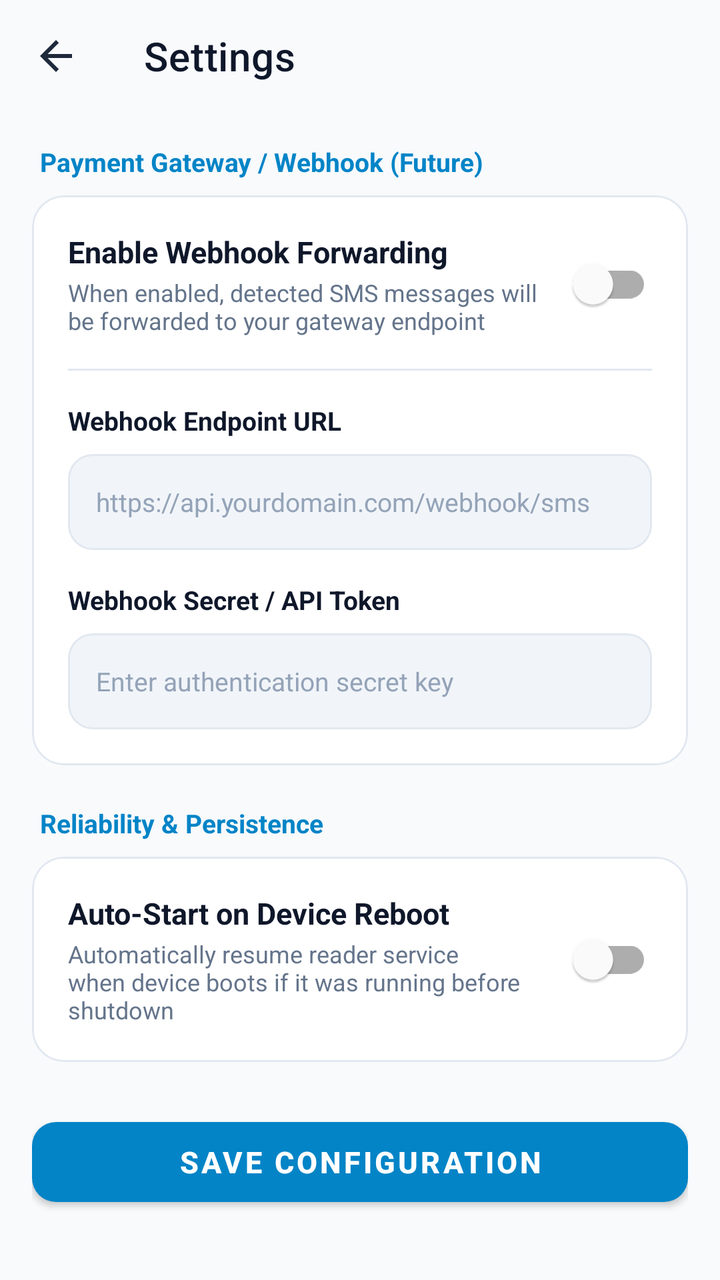
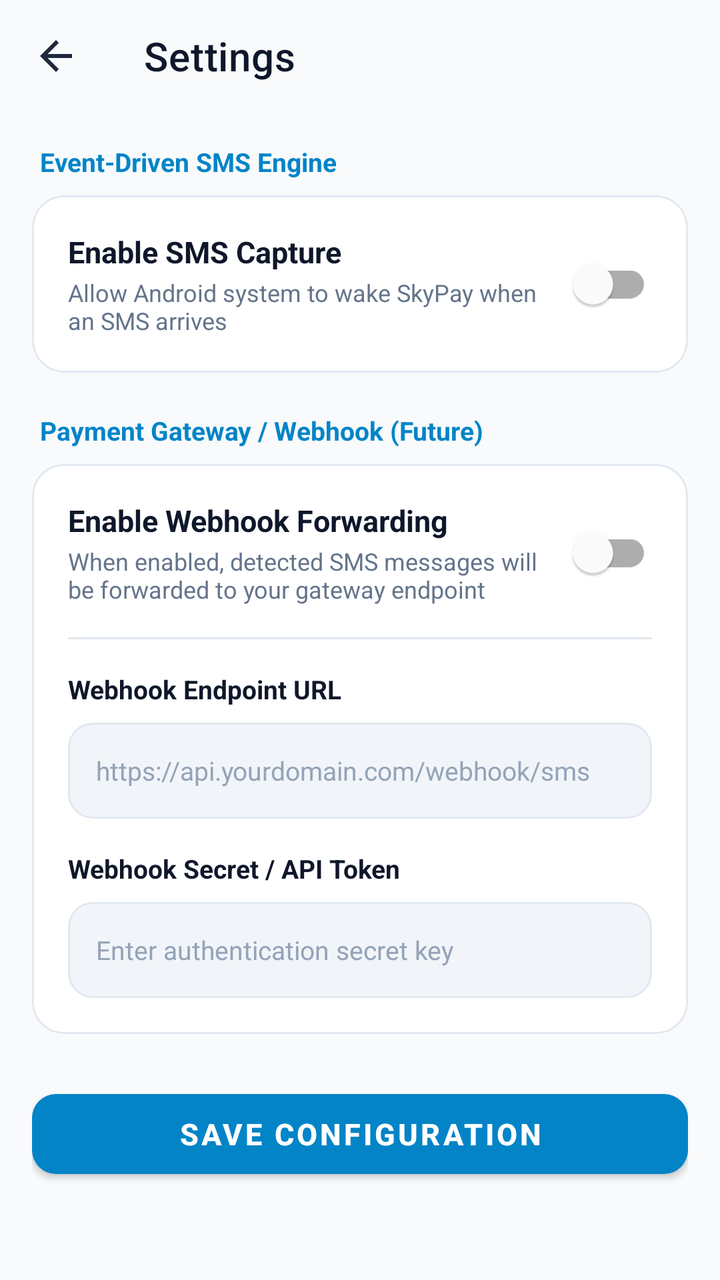

Compare the two renders of this Android layout. The source of the first and the diff that turns it into the second are given below.
<!-- AndroidManifest.xml: application theme Theme.SkyPay -->
<!-- res/layout/activity_settings.xml -->
<?xml version="1.0" encoding="utf-8"?>
<androidx.coordinatorlayout.widget.CoordinatorLayout xmlns:android="http://schemas.android.com/apk/res/android"
    xmlns:app="http://schemas.android.com/apk/res-auto"
    android:layout_width="match_parent"
    android:layout_height="match_parent"
    android:background="@color/colorBackground">

    <com.google.android.material.appbar.AppBarLayout
        android:layout_width="match_parent"
        android:layout_height="wrap_content"
        android:background="@color/colorBackground"
        app:elevation="0dp">

        <androidx.appcompat.widget.Toolbar
            android:id="@+id/toolbar"
            android:layout_width="match_parent"
            android:layout_height="?attr/actionBarSize"
            android:background="@color/colorBackground"
            app:title="@string/settings_title"
            app:titleTextColor="@color/colorTextPrimary"
            app:navigationIcon="@drawable/ic_back" />
    </com.google.android.material.appbar.AppBarLayout>

    <androidx.core.widget.NestedScrollView
        android:layout_width="match_parent"
        android:layout_height="match_parent"
        android:fillViewport="true"
        app:layout_behavior="@string/appbar_scrolling_view_behavior">

        <LinearLayout
            android:layout_width="match_parent"
            android:layout_height="wrap_content"
            android:orientation="vertical"
            android:padding="16dp">

            <TextView
                android:layout_width="wrap_content"
                android:layout_height="wrap_content"
                android:layout_marginStart="4dp"
                android:layout_marginBottom="8dp"
                android:text="@string/settings_payment_gateway_header"
                android:textColor="@color/colorPrimary"
                android:textSize="13sp"
                android:textStyle="bold" />

            <com.google.android.material.card.MaterialCardView
                android:layout_width="match_parent"
                android:layout_height="wrap_content"
                android:layout_marginBottom="20dp"
                app:cardCornerRadius="16dp"
                app:cardElevation="0dp"
                app:strokeWidth="1dp"
                app:strokeColor="@color/colorCardBorder"
                app:cardBackgroundColor="@color/colorCardBackground">

                <LinearLayout
                    android:layout_width="match_parent"
                    android:layout_height="wrap_content"
                    android:orientation="vertical"
                    android:padding="18dp">

                    <LinearLayout
                        android:layout_width="match_parent"
                        android:layout_height="wrap_content"
                        android:orientation="horizontal"
                        android:gravity="center_vertical">

                        <LinearLayout
                            android:layout_width="0dp"
                            android:layout_height="wrap_content"
                            android:layout_weight="1"
                            android:orientation="vertical">

                            <TextView
                                android:layout_width="wrap_content"
                                android:layout_height="wrap_content"
                                android:text="@string/settings_webhook_enabled_label"
                                android:textColor="@color/colorTextPrimary"
                                android:textSize="15sp"
                                android:textStyle="bold" />

                            <TextView
                                android:layout_width="wrap_content"
                                android:layout_height="wrap_content"
                                android:layout_marginTop="2dp"
                                android:text="@string/settings_webhook_enabled_desc"
                                android:textColor="@color/colorTextSecondary"
                                android:textSize="12sp" />
                        </LinearLayout>

                        <com.google.android.material.switchmaterial.SwitchMaterial
                            android:id="@+id/switchWebhook"
                            android:layout_width="wrap_content"
                            android:layout_height="wrap_content" />
                    </LinearLayout>

                    <View
                        android:layout_width="match_parent"
                        android:layout_height="1dp"
                        android:layout_marginTop="16dp"
                        android:layout_marginBottom="16dp"
                        android:background="@color/colorDivider" />

                    <TextView
                        android:layout_width="wrap_content"
                        android:layout_height="wrap_content"
                        android:text="@string/settings_webhook_url_label"
                        android:textColor="@color/colorTextPrimary"
                        android:textSize="13sp"
                        android:textStyle="bold" />

                    <EditText
                        android:id="@+id/etWebhookUrl"
                        android:layout_width="match_parent"
                        android:layout_height="48dp"
                        android:layout_marginTop="8dp"
                        android:background="@drawable/bg_search_field"
                        android:hint="@string/settings_webhook_url_hint"
                        android:textColor="@color/colorTextPrimary"
                        android:textColorHint="@color/colorTextTertiary"
                        android:textSize="13sp"
                        android:paddingStart="14dp"
                        android:paddingEnd="14dp"
                        android:inputType="textUri"
                        android:singleLine="true" />

                    <TextView
                        android:layout_width="wrap_content"
                        android:layout_height="wrap_content"
                        android:layout_marginTop="16dp"
                        android:text="@string/settings_webhook_secret_label"
                        android:textColor="@color/colorTextPrimary"
                        android:textSize="13sp"
                        android:textStyle="bold" />

                    <EditText
                        android:id="@+id/etWebhookSecret"
                        android:layout_width="match_parent"
                        android:layout_height="48dp"
                        android:layout_marginTop="8dp"
                        android:background="@drawable/bg_search_field"
                        android:hint="@string/settings_webhook_secret_hint"
                        android:textColor="@color/colorTextPrimary"
                        android:textColorHint="@color/colorTextTertiary"
                        android:textSize="13sp"
                        android:paddingStart="14dp"
                        android:paddingEnd="14dp"
                        android:inputType="textPassword"
                        android:singleLine="true" />
                </LinearLayout>
            </com.google.android.material.card.MaterialCardView>

            <TextView
                android:layout_width="wrap_content"
                android:layout_height="wrap_content"
                android:layout_marginStart="4dp"
                android:layout_marginBottom="8dp"
                android:text="@string/settings_reliability_header"
                android:textColor="@color/colorPrimary"
                android:textSize="13sp"
                android:textStyle="bold" />

            <com.google.android.material.card.MaterialCardView
                android:layout_width="match_parent"
                android:layout_height="wrap_content"
                android:layout_marginBottom="24dp"
                app:cardCornerRadius="16dp"
                app:cardElevation="0dp"
                app:strokeWidth="1dp"
                app:strokeColor="@color/colorCardBorder"
                app:cardBackgroundColor="@color/colorCardBackground">

                <LinearLayout
                    android:layout_width="match_parent"
                    android:layout_height="wrap_content"
                    android:orientation="horizontal"
                    android:gravity="center_vertical"
                    android:padding="18dp">

                    <LinearLayout
                        android:layout_width="0dp"
                        android:layout_height="wrap_content"
                        android:layout_weight="1"
                        android:orientation="vertical">

                        <TextView
                            android:layout_width="wrap_content"
                            android:layout_height="wrap_content"
                            android:text="@string/settings_autostart_boot_label"
                            android:textColor="@color/colorTextPrimary"
                            android:textSize="15sp"
                            android:textStyle="bold" />

                        <TextView
                            android:layout_width="wrap_content"
                            android:layout_height="wrap_content"
                            android:layout_marginTop="2dp"
                            android:text="@string/settings_autostart_boot_desc"
                            android:textColor="@color/colorTextSecondary"
                            android:textSize="12sp" />
                    </LinearLayout>

                    <com.google.android.material.switchmaterial.SwitchMaterial
                        android:id="@+id/switchAutoStart"
                        android:layout_width="wrap_content"
                        android:layout_height="wrap_content" />
                </LinearLayout>
            </com.google.android.material.card.MaterialCardView>

            <com.google.android.material.button.MaterialButton
                android:id="@+id/btnSaveSettings"
                android:layout_width="match_parent"
                android:layout_height="52dp"
                android:text="@string/settings_save_button"
                android:textColor="#FFFFFF"
                android:textSize="15sp"
                android:textStyle="bold"
                app:cornerRadius="12dp"
                app:backgroundTint="@color/colorPrimary" />

        </LinearLayout>
    </androidx.core.widget.NestedScrollView>
</androidx.coordinatorlayout.widget.CoordinatorLayout>
<!-- resources referenced by this layout -->
<resources>
  <color name="colorBackground">#F8FAFC</color>
  <color name="colorCardBackground">#FFFFFF</color>
  <color name="colorCardBorder">#E2E8F0</color>
  <color name="colorDivider">#E2E8F0</color>
  <color name="colorPrimary">#0284C7</color>
  <color name="colorTextPrimary">#0F172A</color>
  <color name="colorTextSecondary">#64748B</color>
  <color name="colorTextTertiary">#94A3B8</color>
  <!-- drawable bg_search_field (drawable) -->
  <shape xmlns:android="http://schemas.android.com/apk/res/android"
      android:shape="rectangle">
      <solid android:color="@color/colorSearchBackground" />
      <corners android:radius="12dp" />
      <stroke
          android:width="1dp"
          android:color="@color/colorCardBorder" />
  </shape>
  <!-- drawable ic_back (drawable) -->
  <vector xmlns:android="http://schemas.android.com/apk/res/android"
      android:width="24dp"
      android:height="24dp"
      android:viewportWidth="24"
      android:viewportHeight="24">
      <path
          android:fillColor="#FF1E293B"
          android:pathData="M20,11H7.83l5.59,-5.59L12,4l-8,8 8,8 1.41,-1.41L7.83,13H20v-2z"/>
  </vector>
  <string name="appbar_scrolling_view_behavior">com.google.android.material.appbar.AppBarLayout$ScrollingViewBehavior</string>
  <string name="settings_autostart_boot_desc">Automatically resume reader service when device boots if it was running before shutdown</string>
  <string name="settings_autostart_boot_label">Auto-Start on Device Reboot</string>
  <string name="settings_payment_gateway_header">Payment Gateway / Webhook (Future)</string>
  <string name="settings_reliability_header">Reliability &amp; Persistence</string>
  <string name="settings_save_button">Save Configuration</string>
  <string name="settings_title">Settings</string>
  <string name="settings_webhook_enabled_desc">When enabled, detected SMS messages will be forwarded to your gateway endpoint</string>
  <string name="settings_webhook_enabled_label">Enable Webhook Forwarding</string>
  <string name="settings_webhook_secret_hint">Enter authentication secret key</string>
  <string name="settings_webhook_secret_label">Webhook Secret / API Token</string>
  <string name="settings_webhook_url_hint">https://api.yourdomain.com/webhook/sms</string>
  <string name="settings_webhook_url_label">Webhook Endpoint URL</string>
  <style name="Theme.SkyPay" parent="Theme.MaterialComponents.DayNight.NoActionBar">
          <item name="colorPrimary">@color/colorPrimary</item>
          <item name="colorPrimaryVariant">@color/colorPrimaryVariant</item>
          <item name="colorOnPrimary">@color/colorOnPrimary</item>
          <item name="colorSecondary">@color/colorSecondary</item>
          <item name="colorSecondaryVariant">@color/colorSecondaryVariant</item>
          <item name="colorOnSecondary">@color/colorOnSecondary</item>
          <item name="android:statusBarColor">@color/colorBackground</item>
          <item name="android:windowLightStatusBar">true</item>
          <item name="android:windowBackground">@color/colorBackground</item>
      </style>
  <color name="colorSearchBackground">#F1F5F9</color>
  <color name="colorPrimaryVariant">#0369A1</color>
  <color name="colorOnPrimary">#FFFFFF</color>
  <color name="colorSecondary">#1E3A8A</color>
  <color name="colorSecondaryVariant">#172554</color>
  <color name="colorOnSecondary">#FFFFFF</color>
</resources>

<!-- the commit's change to res/layout/activity_settings.xml (unified diff, before → after) -->
@@ -38,6 +38,63 @@
                 android:layout_height="wrap_content"
                 android:layout_marginStart="4dp"
                 android:layout_marginBottom="8dp"
+                android:text="@string/settings_receiver_header"
+                android:textColor="@color/colorPrimary"
+                android:textSize="13sp"
+                android:textStyle="bold" />
+
+            <com.google.android.material.card.MaterialCardView
+                android:layout_width="match_parent"
+                android:layout_height="wrap_content"
+                android:layout_marginBottom="20dp"
+                app:cardCornerRadius="16dp"
+                app:cardElevation="0dp"
+                app:strokeWidth="1dp"
+                app:strokeColor="@color/colorCardBorder"
+                app:cardBackgroundColor="@color/colorCardBackground">
+
+                <LinearLayout
+                    android:layout_width="match_parent"
+                    android:layout_height="wrap_content"
+                    android:orientation="horizontal"
+                    android:gravity="center_vertical"
+                    android:padding="18dp">
+
+                    <LinearLayout
+                        android:layout_width="0dp"
+                        android:layout_height="wrap_content"
+                        android:layout_weight="1"
+                        android:orientation="vertical">
+
+                        <TextView
+                            android:layout_width="wrap_content"
+                            android:layout_height="wrap_content"
+                            android:text="@string/settings_reader_enabled_label"
+                            android:textColor="@color/colorTextPrimary"
+                            android:textSize="15sp"
+                            android:textStyle="bold" />
+
+                        <TextView
+                            android:layout_width="wrap_content"
+                            android:layout_height="wrap_content"
+                            android:layout_marginTop="2dp"
+                            android:text="@string/settings_reader_enabled_desc"
+                            android:textColor="@color/colorTextSecondary"
+                            android:textSize="12sp" />
+                    </LinearLayout>
+
+                    <com.google.android.material.switchmaterial.SwitchMaterial
+                        android:id="@+id/switchReaderEnabled"
+                        android:layout_width="wrap_content"
+                        android:layout_height="wrap_content" />
+                </LinearLayout>
+            </com.google.android.material.card.MaterialCardView>
+
+            <TextView
+                android:layout_width="wrap_content"
+                android:layout_height="wrap_content"
+                android:layout_marginStart="4dp"
+                android:layout_marginBottom="8dp"
                 android:text="@string/settings_payment_gateway_header"
                 android:textColor="@color/colorPrimary"
                 android:textSize="13sp"
@@ -46,7 +103,7 @@
             <com.google.android.material.card.MaterialCardView
                 android:layout_width="match_parent"
                 android:layout_height="wrap_content"
-                android:layout_marginBottom="20dp"
+                android:layout_marginBottom="24dp"
                 app:cardCornerRadius="16dp"
                 app:cardElevation="0dp"
                 app:strokeWidth="1dp"
@@ -147,63 +204,6 @@
                         android:paddingEnd="14dp"
                         android:inputType="textPassword"
                         android:singleLine="true" />
-                </LinearLayout>
-            </com.google.android.material.card.MaterialCardView>
-
-            <TextView
-                android:layout_width="wrap_content"
-                android:layout_height="wrap_content"
-                android:layout_marginStart="4dp"
-                android:layout_marginBottom="8dp"
-                android:text="@string/settings_reliability_header"
-                android:textColor="@color/colorPrimary"
-                android:textSize="13sp"
-                android:textStyle="bold" />
-
-            <com.google.android.material.card.MaterialCardView
-                android:layout_width="match_parent"
-                android:layout_height="wrap_content"
-                android:layout_marginBottom="24dp"
-                app:cardCornerRadius="16dp"
-                app:cardElevation="0dp"
-                app:strokeWidth="1dp"
-                app:strokeColor="@color/colorCardBorder"
-                app:cardBackgroundColor="@color/colorCardBackground">
-
-                <LinearLayout
-                    android:layout_width="match_parent"
-                    android:layout_height="wrap_content"
-                    android:orientation="horizontal"
-                    android:gravity="center_vertical"
-                    android:padding="18dp">
-
-                    <LinearLayout
-                        android:layout_width="0dp"
-                        android:layout_height="wrap_content"
-                        android:layout_weight="1"
-                        android:orientation="vertical">
-
-                        <TextView
-                            android:layout_width="wrap_content"
-                            android:layout_height="wrap_content"
-                            android:text="@string/settings_autostart_boot_label"
-                            android:textColor="@color/colorTextPrimary"
-                            android:textSize="15sp"
-                            android:textStyle="bold" />
-
-                        <TextView
-                            android:layout_width="wrap_content"
-                            android:layout_height="wrap_content"
-                            android:layout_marginTop="2dp"
-                            android:text="@string/settings_autostart_boot_desc"
-                            android:textColor="@color/colorTextSecondary"
-                            android:textSize="12sp" />
-                    </LinearLayout>
-
-                    <com.google.android.material.switchmaterial.SwitchMaterial
-                        android:id="@+id/switchAutoStart"
-                        android:layout_width="wrap_content"
-                        android:layout_height="wrap_content" />
                 </LinearLayout>
             </com.google.android.material.card.MaterialCardView>
 
<!-- resource entries referenced after the edit -->
@@ -28,10 +28,10 @@
           android:pathData="M20,11H7.83l5.59,-5.59L12,4l-8,8 8,8 1.41,-1.41L7.83,13H20v-2z"/>
   </vector>
   <string name="appbar_scrolling_view_behavior">com.google.android.material.appbar.AppBarLayout$ScrollingViewBehavior</string>
-  <string name="settings_autostart_boot_desc">Automatically resume reader service when device boots if it was running before shutdown</string>
-  <string name="settings_autostart_boot_label">Auto-Start on Device Reboot</string>
   <string name="settings_payment_gateway_header">Payment Gateway / Webhook (Future)</string>
-  <string name="settings_reliability_header">Reliability &amp; Persistence</string>
+  <string name="settings_reader_enabled_desc">Allow Android system to wake SkyPay when an SMS arrives</string>
+  <string name="settings_reader_enabled_label">Enable SMS Capture</string>
+  <string name="settings_receiver_header">Event-Driven SMS Engine</string>
   <string name="settings_save_button">Save Configuration</string>
   <string name="settings_title">Settings</string>
   <string name="settings_webhook_enabled_desc">When enabled, detected SMS messages will be forwarded to your gateway endpoint</string>
